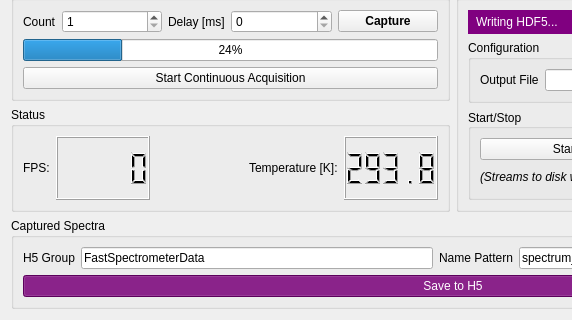
wdeacon/PyOpenLab, file nplab/instrument/spectrometer/fastspectrometer/resources/fsgui.ui: the form before one commit; both pictures show x 0 to 572 and y 465 to 785 of the 906 by 785 pixel window.
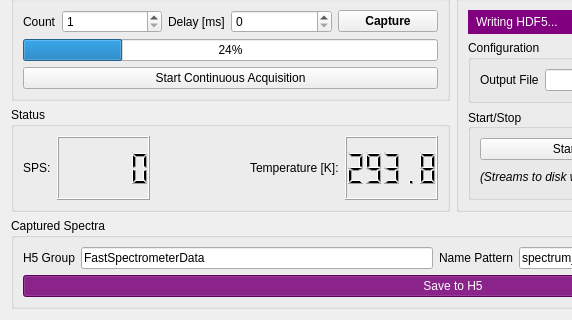
The form after the commit.

```diff
--- a/nplab/instrument/spectrometer/fastspectrometer/resources/fsgui.ui
+++ b/nplab/instrument/spectrometer/fastspectrometer/resources/fsgui.ui
@@ -449,7 +449,7 @@
         <item>
          <widget class="QLabel" name="label_8">
           <property name="text">
-           <string>FPS:</string>
+           <string>SPS:</string>
           </property>
          </widget>
         </item>
```
Left out of the diff: 7 changed lines with no effect on the pictures.
